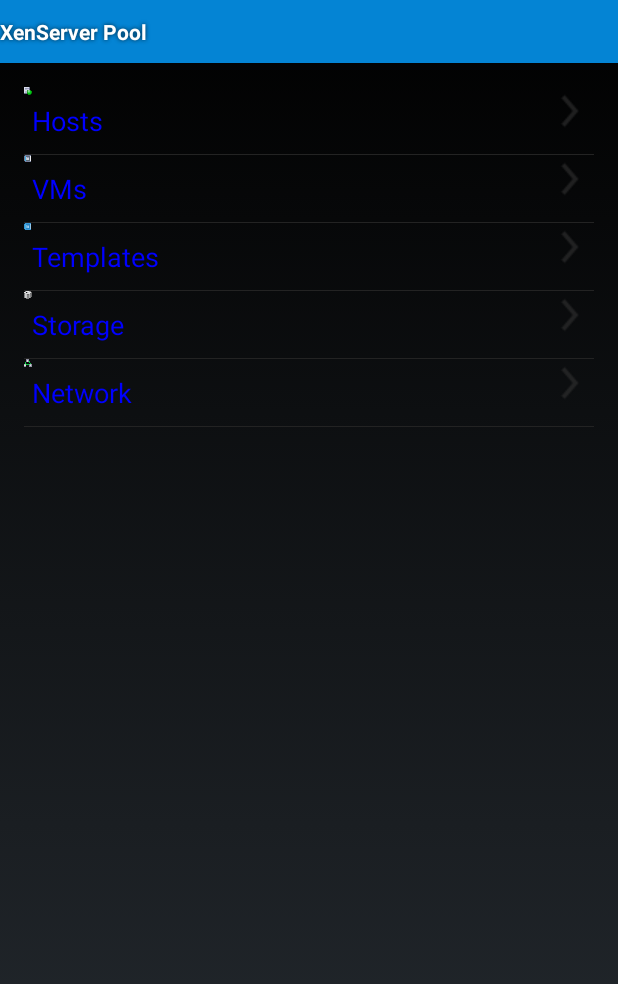
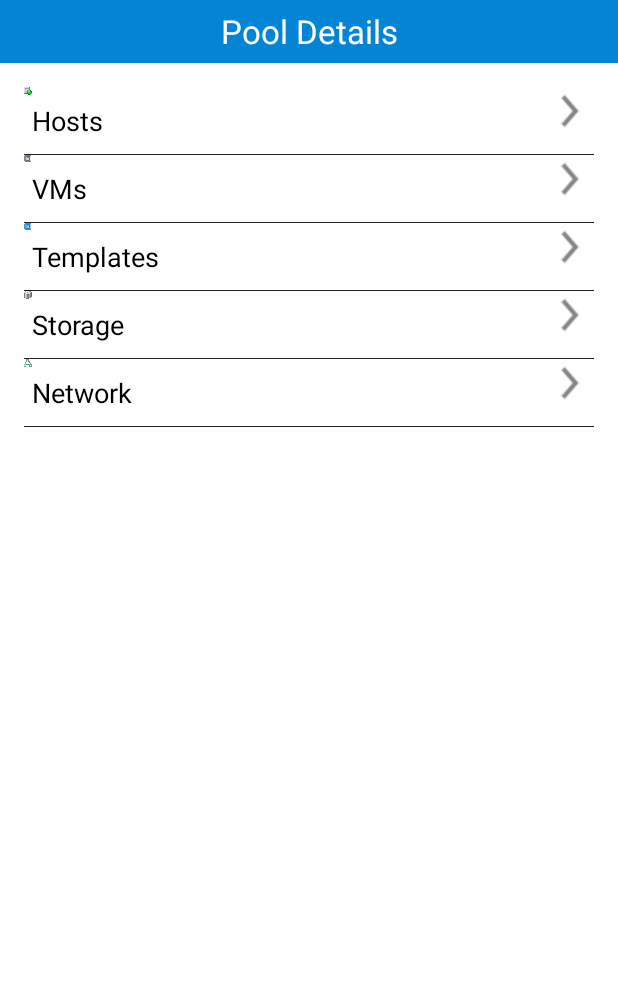
Before and after one commit to hcp-nanjing/XenAndroidCenter, an Android app: the PoolDetailsActivity screen opened directly, with no data from a screen before it, on a phone screen of 412 x 824 dp. Shown: the top 984 px of the screen. Run offline under Robolectric (Android 15) with nearby library versions, the phone set to English and light mode, and no system bars; 1 statement that could not run was skipped.

Commit message:
Reformat the color Signed-off-by: Zheng Chai <zheng.chai@citrix.com>

```diff
--- a/app/src/main/java/com/xen/xenandroidcenter/HostsListMainActivity.java
+++ b/app/src/main/java/com/xen/xenandroidcenter/HostsListMainActivity.java
@@ -96,7 +96,7 @@ public class HostsListMainActivity extends ListActivity {
 
         //set the window title
         TextView titleTextView = (TextView) findViewById(R.id.title_text);
-        titleTextView.setText(getResources().getString(R.string.title_activity_pool_list_main));
+        titleTextView.setText(getResources().getString(R.string.title_activity_hosts_list_main));
 
         hostsListView = getListView();
         TextView emptyView = (TextView)findViewById(android.R.id.empty);
--- a/app/src/main/java/com/xen/xenandroidcenter/PoolDetailsActivity.java
+++ b/app/src/main/java/com/xen/xenandroidcenter/PoolDetailsActivity.java
@@ -11,6 +11,7 @@ import android.view.Menu;
 import android.view.MenuItem;
 import android.view.View;
 import android.view.ViewGroup;
+import android.view.Window;
 import android.widget.AdapterView;
 import android.widget.ArrayAdapter;
 import android.widget.ImageView;
@@ -31,7 +32,15 @@ public class PoolDetailsActivity extends ListActivity {
     @Override
     protected void onCreate(Bundle savedInstanceState) {
         super.onCreate(savedInstanceState);
+        //self define window title
+        requestWindowFeature(Window.FEATURE_CUSTOM_TITLE);
         setContentView(R.layout.activity_pool_details);
+        getWindow().setFeatureInt(Window.FEATURE_CUSTOM_TITLE,R.layout.cust_activity_title);
+
+        //set the window title
+        TextView titleTextView = (TextView) findViewById(R.id.title_text);
+        titleTextView.setText(getResources().getString(R.string.title_activity_pool_details_item));
+
         //read out the sessionID
         Bundle bundle = this.getIntent().getExtras();
         sessionUUID = bundle.getString(XenAndroidApplication.SESSIONID);
--- a/app/src/main/res/layout/activity_pool_details.xml
+++ b/app/src/main/res/layout/activity_pool_details.xml
@@ -2,6 +2,7 @@
     xmlns:tools="http://schemas.android.com/tools"
     android:layout_width="match_parent"
     android:layout_height="match_parent"
+    android:background="#ffffff"
     android:paddingLeft="@dimen/activity_horizontal_margin"
     android:paddingRight="@dimen/activity_horizontal_margin"
     android:paddingTop="@dimen/activity_vertical_margin"
@@ -13,6 +14,4 @@
         android:layout_height="fill_parent"
         android:id="@+id/android:list" />
 
-
-
 </RelativeLayout>
--- a/app/src/main/res/layout/activity_pool_list_main.xml
+++ b/app/src/main/res/layout/activity_pool_list_main.xml
@@ -4,6 +4,10 @@
     android:layout_height="match_parent"
     android:background="#FFFFFF"
     android:orientation="vertical"
+    android:paddingLeft="@dimen/activity_horizontal_margin"
+    android:paddingRight="@dimen/activity_horizontal_margin"
+    android:paddingTop="@dimen/activity_vertical_margin"
+    android:paddingBottom="@dimen/activity_vertical_margin"
     tools:context="com.xen.xenandroidcenter.PoolListMainActivity">
 
     <ListView
--- a/app/src/main/res/layout/activity_vm_list_main.xml
+++ b/app/src/main/res/layout/activity_vm_list_main.xml
@@ -2,6 +2,7 @@
     xmlns:tools="http://schemas.android.com/tools"
     android:layout_width="match_parent"
     android:layout_height="match_parent"
+    android:background="#FFFFFF"
     android:paddingLeft="@dimen/activity_horizontal_margin"
     android:paddingRight="@dimen/activity_horizontal_margin"
     android:paddingTop="@dimen/activity_vertical_margin"
--- a/app/src/main/res/layout/pool_details_item_view.xml
+++ b/app/src/main/res/layout/pool_details_item_view.xml
@@ -1,6 +1,7 @@
 <?xml version="1.0" encoding="utf-8"?>
 <RelativeLayout  xmlns:android="http://schemas.android.com/apk/res/android"
     android:orientation="horizontal" android:layout_width="match_parent"
+    android:background="#FFFFFF"
     android:layout_height="match_parent">
 
     <ImageView
@@ -29,7 +30,7 @@
         android:paddingBottom="10dp"
         android:paddingTop="10dp"
         android:clickable="false"
-        android:textColor="#0000FF"
+        android:textColor="#000000"
         android:textSize="18sp" >
     </TextView>
 
--- a/app/src/main/res/values/strings.xml
+++ b/app/src/main/res/values/strings.xml
@@ -7,7 +7,8 @@
     <string name="title_activity_pool_details">XenServer Pool</string>
     <string name="hello_world">Hello world!</string>
     <string name="action_settings">Settings</string>
-    <string name="title_activity_hosts_list_main">HostsListMainActivity</string>
+    <string name="title_activity_hosts_list_main">Host Details</string>
+    <string name="title_activity_pool_details_item">Pool Details</string>
 
     <string name="OK">OK</string>
 
```
